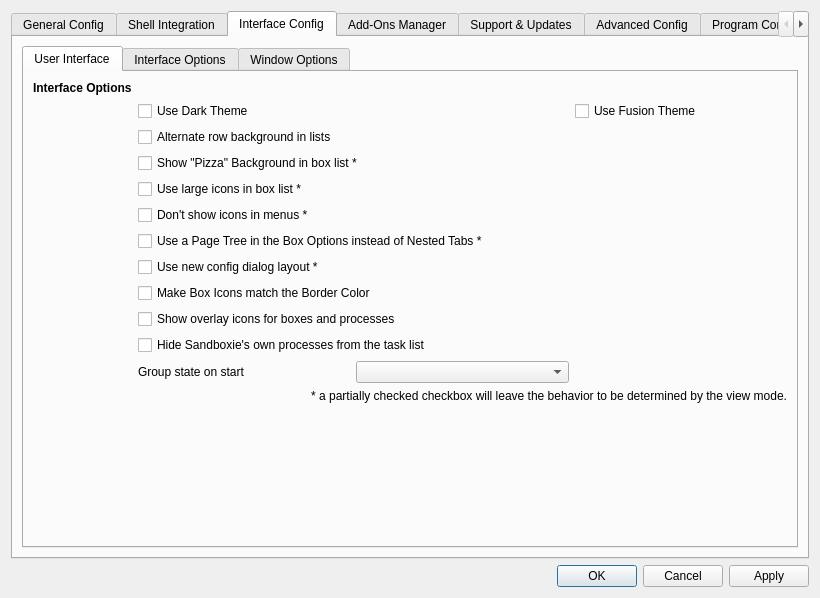
The window that SandboxiePlus/SandMan/Forms/SettingsWindow.ui (sandboxie-plus/Sandboxie) describes before a commit, drawn with Qt 5.
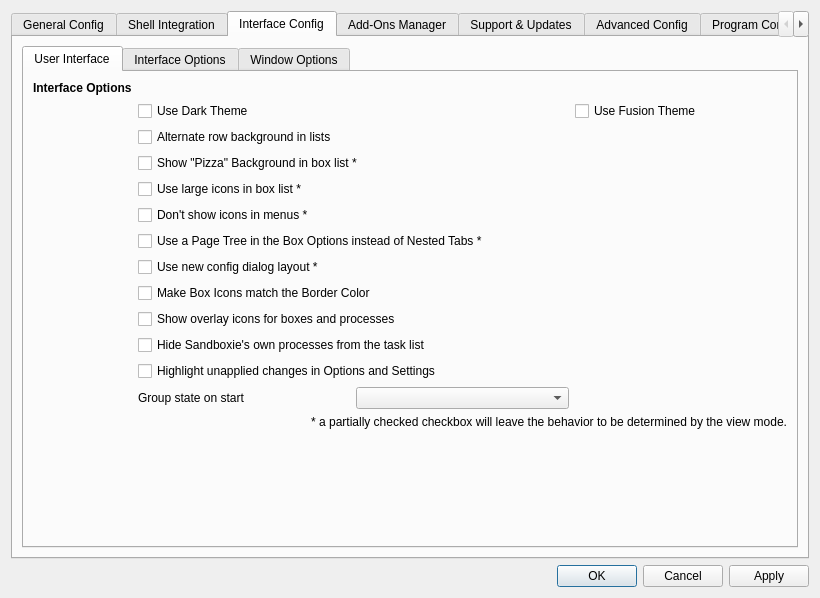
The same window after the commit. The open tabs and pages were chosen to show the change. Icons and pictures are not drawn.

Commit message:
Highlight pending settings changes
Add shared pending-change highlighting for SandMan Options and Settings dialogs so unapplied edits stand out while immediate-effect controls stay unmarked. This wires in baseline tracking for trees, checkboxes, radios, and value fields, adds the new `Options/HighlightPendingChanges` setting and UI toggle, and excludes certificate/license fields and template-derived items from misleading highlights.

```diff
--- a/SandboxiePlus/SandMan/Forms/SettingsWindow.ui
+++ b/SandboxiePlus/SandMan/Forms/SettingsWindow.ui
@@ -1148,6 +1148,16 @@
                  </property>
                 </widget>
                </item>
+               <item row="11" column="1" colspan="3">
+                <widget class="QCheckBox" name="chkHighlightPendingChanges">
+                 <property name="text">
+                  <string>Highlight unapplied changes in Options and Settings</string>
+                 </property>
+                 <property name="tristate">
+                  <bool>true</bool>
+                 </property>
+                </widget>
+               </item>
                <item row="2" column="1" colspan="2">
                 <widget class="QCheckBox" name="chkAltRows">
                  <property name="text">
@@ -1204,10 +1214,10 @@
                  </property>
                 </widget>
                </item>
-               <item row="11" column="2">
+               <item row="12" column="2">
                 <widget class="QComboBox" name="cmbGrouping"/>
                </item>
-               <item row="11" column="1">
+               <item row="12" column="1">
                 <widget class="QLabel" name="label_34">
                  <property name="text">
                   <string>Group state on start</string>
```
The commit also changes 12 other files.
